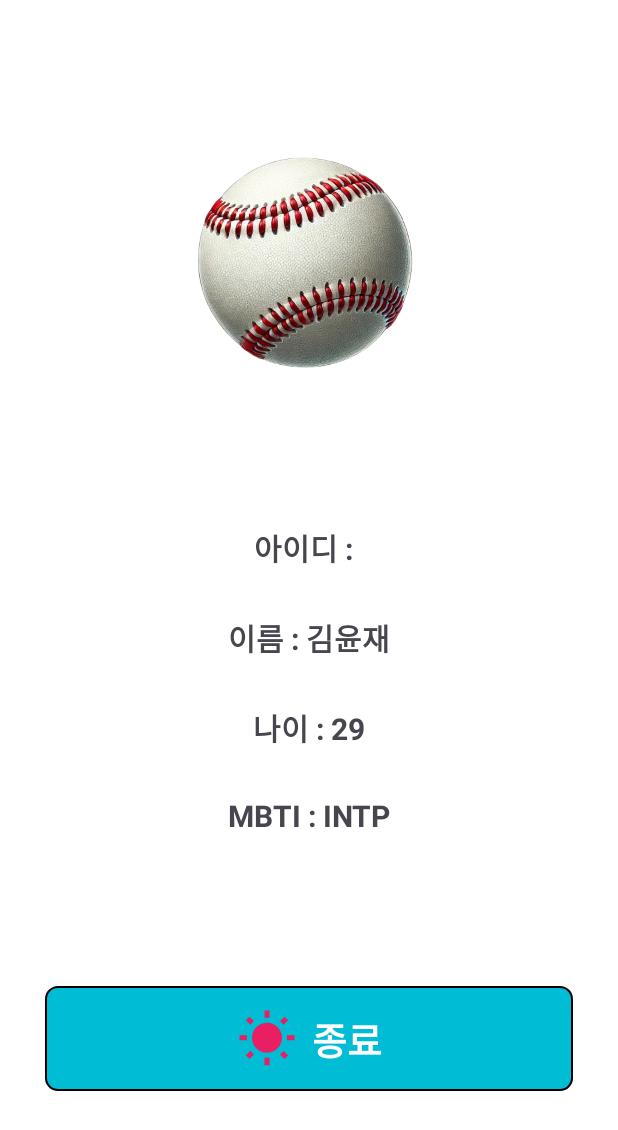
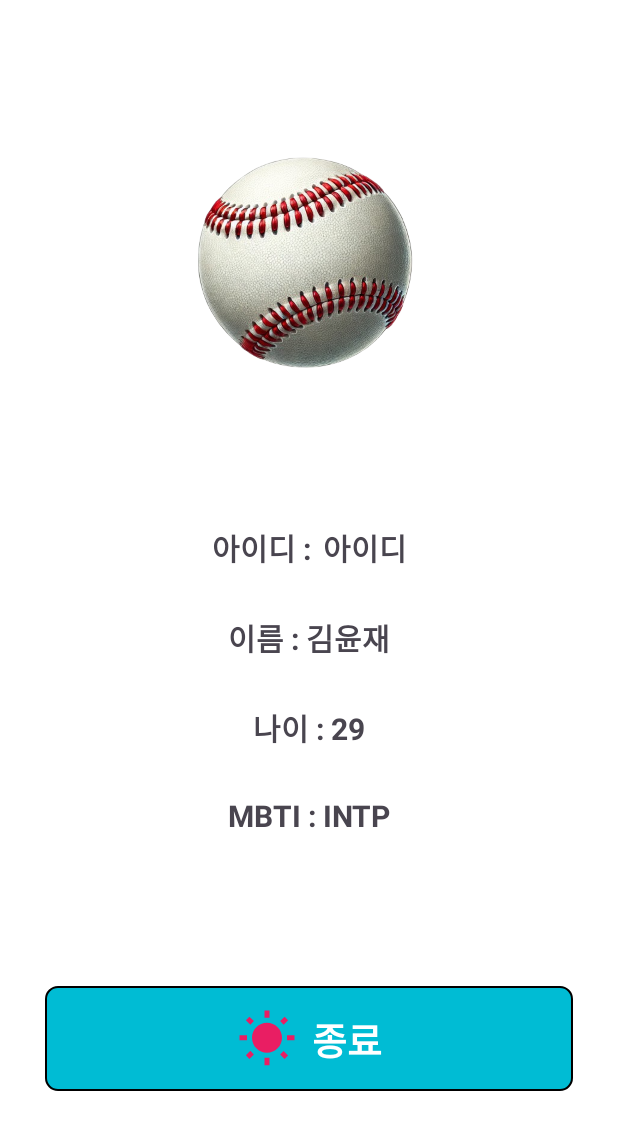
Before and after one commit to kdbswo/ThirdWeekTask, an Android app: the HomeActivity screen opened directly, with no data from a screen before it, on a phone screen of 412 x 824 dp. Shown: the top 1130 px of the screen. Run offline under Robolectric (Android 15) with nearby library versions, the phone set to English and light mode, and no system bars; 3 statements that could not run were skipped.

Commit message:
Update User Class

```diff
--- a/app/build.gradle.kts
+++ b/app/build.gradle.kts
@@ -1,6 +1,7 @@
 plugins {
     alias(libs.plugins.android.application)
     alias(libs.plugins.jetbrains.kotlin.android)
+    alias(libs.plugins.kotlin.parcelize)
 }
 
 android {
--- a/app/src/main/java/com/loci/thirdweektask/HomeActivity.kt
+++ b/app/src/main/java/com/loci/thirdweektask/HomeActivity.kt
@@ -22,8 +22,9 @@ class HomeActivity : AppCompatActivity() {
             insets
         }
 
-        val idData = intent.getStringExtra("id")
-        val editTextId = findViewById<TextView>(R.id.tv_homeId)
+        val userData : User = intent.getParcelableExtra("data")!!
+        val textViewId = findViewById<TextView>(R.id.tv_homeId)
+        val textViewUsername = findViewById<TextView>(R.id.tv_username)
         val buttonEnd = findViewById<ConstraintLayout>(R.id.btn_main_end)
         val imageViewBall = findViewById<ImageView>(R.id.img_ball)
         val mainPage = findViewById<ConstraintLayout>(R.id.main_page)
@@ -56,7 +57,8 @@ class HomeActivity : AppCompatActivity() {
             }
         }
 
-        editTextId.setText(idData)
+        textViewId.setText(userData.name)
+        textViewUsername.text = String.format("이름: %s", userData.username)
 
         buttonEnd.setOnClickListener {
             finish()
--- a/app/src/main/java/com/loci/thirdweektask/SignUpActivity.kt
+++ b/app/src/main/java/com/loci/thirdweektask/SignUpActivity.kt
@@ -32,8 +32,8 @@ class SignUpActivity : AppCompatActivity() {
                 Toast.makeText(this, "입력되지 않은 정보가 있습니다.", Toast.LENGTH_SHORT).show()
             } else {
                 val intent = Intent(this,SignInActivity::class.java)
-                intent.putExtra("id", editTextId.text.toString())
-                intent.putExtra("password", editTextPassword.text.toString())
+                val data = User(editTextName.text.toString(),editTextId.text.toString(),editTextPassword.text.toString())
+                intent.putExtra("data", data)
                 setResult(RESULT_OK, intent)
                 finish()
             }
--- a/app/src/main/res/layout/activity_home.xml
+++ b/app/src/main/res/layout/activity_home.xml
@@ -43,7 +43,6 @@
         android:text="@string/id"
         android:textSize="20sp"
         android:textStyle="bold"
-
         app:layout_constraintBottom_toBottomOf="@+id/textView"
         app:layout_constraintEnd_toEndOf="parent"
         app:layout_constraintHorizontal_bias="0.5"
@@ -51,7 +50,7 @@
         app:layout_constraintTop_toTopOf="@+id/textView" />
 
     <TextView
-        android:id="@+id/textView5"
+        android:id="@+id/tv_username"
         android:layout_width="match_parent"
         android:layout_height="wrap_content"
         android:layout_marginTop="30dp"
@@ -59,7 +58,6 @@
         android:textAlignment="center"
         android:textSize="20sp"
         android:textStyle="bold"
-
         app:layout_constraintEnd_toEndOf="parent"
         app:layout_constraintStart_toStartOf="parent"
         app:layout_constraintTop_toBottomOf="@+id/textView" />
@@ -76,7 +74,7 @@
 
         app:layout_constraintEnd_toEndOf="parent"
         app:layout_constraintStart_toStartOf="parent"
-        app:layout_constraintTop_toBottomOf="@+id/textView5" />
+        app:layout_constraintTop_toBottomOf="@+id/tv_username" />
 
     <TextView
         android:id="@+id/textView7"
--- a/build.gradle.kts
+++ b/build.gradle.kts
@@ -2,4 +2,6 @@
 plugins {
     alias(libs.plugins.android.application) apply false
     alias(libs.plugins.jetbrains.kotlin.android) apply false
+    alias(libs.plugins.kotlin.parcelize) apply false
+
 }
--- a/gradle/libs.versions.toml
+++ b/gradle/libs.versions.toml
@@ -9,6 +9,7 @@ appcompat = "1.7.0"
 material = "1.12.0"
 activity = "1.9.0"
 constraintlayout = "2.1.4"
+parcelize = "2.0.20-Beta1"
 
 [libraries]
 androidx-core-ktx = { group = "androidx.core", name = "core-ktx", version.ref = "coreKtx" }
@@ -23,3 +24,4 @@ androidx-constraintlayout = { group = "androidx.constraintlayout", name = "const
 [plugins]
 android-application = { id = "com.android.application", version.ref = "agp" }
 jetbrains-kotlin-android = { id = "org.jetbrains.kotlin.android", version.ref = "kotlin" }
+kotlin-parcelize = { id = "org.jetbrains.kotlin.plugin.parcelize", version.ref = "parcelize" }
```
Also changed, not shown: app/src/main/java/com/loci/thirdweektask/SignInActivity.kt (+19 -7 lines), app/src/main/java/com/loci/thirdweektask/User.kt (added, +7 -0 lines), app/src/main/res/layout/activity_sign_in.xml (renamed from app/src/main/res/layout/activity_main.xml).
